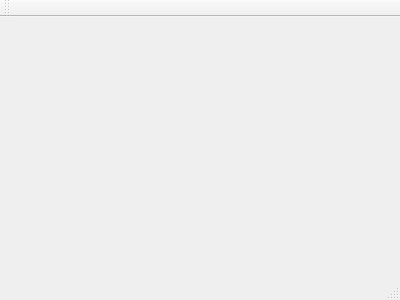
Qt form Lab5-Testing/mainwindow.ui (KashaVarya/SQ-YaPZ-) before a commit.
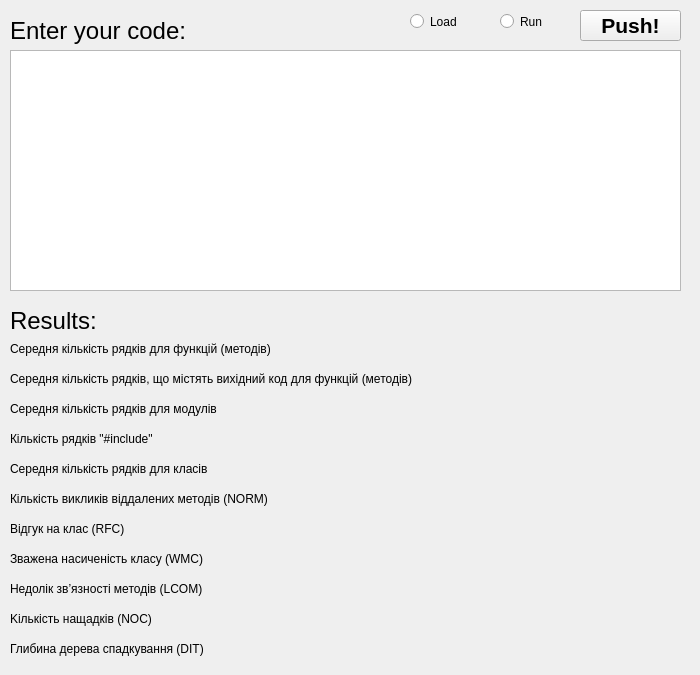
The same form after that commit.

What changed in the file:
```diff
--- a/Lab5-Testing/mainwindow.ui
+++ b/Lab5-Testing/mainwindow.ui
@@ -1,24 +1,402 @@
 <ui version="4.0">
  <class>MainWindow</class>
- <widget class="QMainWindow" name="MainWindow" >
-  <property name="geometry" >
+ <widget class="QMainWindow" name="MainWindow">
+  <property name="geometry">
    <rect>
     <x>0</x>
     <y>0</y>
-    <width>400</width>
-    <height>300</height>
+    <width>700</width>
+    <height>675</height>
    </rect>
   </property>
   <property name="windowTitle" >
    <string>MainWindow</string>
   </property>
-  <widget class="QMenuBar" name="menuBar" />
-  <widget class="QToolBar" name="mainToolBar" />
-  <widget class="QWidget" name="centralWidget" />
-  <widget class="QStatusBar" name="statusBar" />
+  <widget class="QWidget" name="centralWidget">
+   <widget class="QPlainTextEdit" name="plainTextEdit">
+    <property name="geometry">
+     <rect>
+      <x>10</x>
+      <y>50</y>
+      <width>671</width>
+      <height>241</height>
+     </rect>
+    </property>
+    <property name="plainText">
+     <string/>
+    </property>
+   </widget>
+   <widget class="QLabel" name="anlf">
+    <property name="geometry">
+     <rect>
+      <x>550</x>
+      <y>340</y>
+      <width>101</width>
+      <height>16</height>
+     </rect>
+    </property>
+    <property name="text">
+     <string/>
+    </property>
+   </widget>
+   <widget class="QLabel" name="anlc">
+    <property name="geometry">
+     <rect>
+      <x>550</x>
+      <y>370</y>
+      <width>101</width>
+      <height>16</height>
+     </rect>
+    </property>
+    <property name="text">
+     <string/>
+    </property>
+   </widget>
+   <widget class="QLabel" name="module">
+    <property name="geometry">
+     <rect>
+      <x>550</x>
+      <y>400</y>
+      <width>101</width>
+      <height>16</height>
+     </rect>
+    </property>
+    <property name="text">
+     <string/>
+    </property>
+   </widget>
+   <widget class="QLabel" name="inc">
+    <property name="geometry">
+     <rect>
+      <x>550</x>
+      <y>430</y>
+      <width>101</width>
+      <height>16</height>
+     </rect>
+    </property>
+    <property name="text">
+     <string/>
+    </property>
+   </widget>
+   <widget class="QLabel" name="norm">
+    <property name="geometry">
+     <rect>
+      <x>550</x>
+      <y>490</y>
+      <width>101</width>
+      <height>16</height>
+     </rect>
+    </property>
+    <property name="text">
+     <string/>
+    </property>
+   </widget>
+   <widget class="QLabel" name="rfc">
+    <property name="geometry">
+     <rect>
+      <x>550</x>
+      <y>520</y>
+      <width>101</width>
+      <height>16</height>
+     </rect>
+    </property>
+    <property name="text">
+     <string/>
+    </property>
+   </widget>
+   <widget class="QLabel" name="wmc">
+    <property name="geometry">
+     <rect>
+      <x>550</x>
+      <y>550</y>
+      <width>101</width>
+      <height>16</height>
+     </rect>
+    </property>
+    <property name="text">
+     <string/>
+    </property>
+   </widget>
+   <widget class="QLabel" name="lcom">
+    <property name="geometry">
+     <rect>
+      <x>550</x>
+      <y>580</y>
+      <width>101</width>
+      <height>16</height>
+     </rect>
+    </property>
+    <property name="text">
+     <string/>
+    </property>
+   </widget>
+   <widget class="QLabel" name="noc">
+    <property name="geometry">
+     <rect>
+      <x>550</x>
+      <y>610</y>
+      <width>101</width>
+      <height>16</height>
+     </rect>
+    </property>
+    <property name="text">
+     <string/>
+    </property>
+   </widget>
+   <widget class="QLabel" name="dit">
+    <property name="geometry">
+     <rect>
+      <x>550</x>
+      <y>640</y>
+      <width>101</width>
+      <height>16</height>
+     </rect>
+    </property>
+    <property name="text">
+     <string/>
+    </property>
+   </widget>
+   <widget class="QPushButton" name="result">
+    <property name="geometry">
+     <rect>
+      <x>580</x>
+      <y>10</y>
+      <width>101</width>
+      <height>31</height>
+     </rect>
+    </property>
+    <property name="font">
+     <font>
+      <pointsize>16</pointsize>
+      <weight>75</weight>
+      <bold>true</bold>
+     </font>
+    </property>
+    <property name="text">
+     <string>Push!</string>
+    </property>
+   </widget>
+   <widget class="QLabel" name="enter_code">
+    <property name="geometry">
+     <rect>
+      <x>10</x>
+      <y>10</y>
+      <width>191</width>
+      <height>41</height>
+     </rect>
+    </property>
+    <property name="font">
+     <font>
+      <pointsize>18</pointsize>
+     </font>
+    </property>
+    <property name="text">
+     <string>Enter your code:</string>
+    </property>
+   </widget>
+   <widget class="QLabel" name="results">
+    <property name="geometry">
+     <rect>
+      <x>10</x>
+      <y>300</y>
+      <width>191</width>
+      <height>41</height>
+     </rect>
+    </property>
+    <property name="font">
+     <font>
+      <pointsize>18</pointsize>
+     </font>
+    </property>
+    <property name="text">
+     <string>Results:</string>
+    </property>
+   </widget>
+   <widget class="QLabel" name="label_15">
+    <property name="geometry">
+     <rect>
+      <x>10</x>
+      <y>340</y>
+      <width>521</width>
+      <height>17</height>
+     </rect>
+    </property>
+    <property name="text">
+     <string>Середня кількість рядків для функцій (методів)</string>
+    </property>
+   </widget>
+   <widget class="QLabel" name="label_16">
+    <property name="geometry">
+     <rect>
+      <x>10</x>
+      <y>370</y>
+      <width>521</width>
+      <height>17</height>
+     </rect>
+    </property>
+    <property name="text">
+     <string>Cередня кількість рядків, що містять вихідний код для функцій (методів)</string>
+    </property>
+   </widget>
+   <widget class="QLabel" name="label_17">
+    <property name="geometry">
+     <rect>
+      <x>10</x>
+      <y>400</y>
+      <width>521</width>
+      <height>17</height>
+     </rect>
+    </property>
+    <property name="text">
+     <string>Cередня кількість рядків для модулів</string>
+    </property>
+   </widget>
+   <widget class="QLabel" name="label_18">
+    <property name="geometry">
+     <rect>
+      <x>10</x>
+      <y>430</y>
+      <width>521</width>
+      <height>17</height>
+     </rect>
+    </property>
+    <property name="text">
+     <string>Кількість рядків &quot;#include&quot;</string>
+    </property>
+   </widget>
+   <widget class="QLabel" name="label_19">
+    <property name="geometry">
+     <rect>
+      <x>10</x>
+      <y>490</y>
+      <width>521</width>
+      <height>17</height>
+     </rect>
+    </property>
+    <property name="text">
+     <string>Кількість викликів віддалених методів (NORM)</string>
+    </property>
+   </widget>
+   <widget class="QLabel" name="label_20">
+    <property name="geometry">
+     <rect>
+      <x>10</x>
+      <y>520</y>
+      <width>521</width>
+      <height>17</height>
+     </rect>
+    </property>
+    <property name="text">
+     <string>Відгук на клас (RFC)</string>
+    </property>
+   </widget>
+   <widget class="QLabel" name="label_21">
+    <property name="geometry">
+     <rect>
+      <x>10</x>
+      <y>550</y>
+      <width>521</width>
+      <height>17</height>
+     </rect>
+    </property>
+    <property name="text">
+     <string>Зважена насиченість класу (WMC)</string>
+    </property>
+   </widget>
+   <widget class="QLabel" name="label_23">
+    <property name="geometry">
+     <rect>
+      <x>10</x>
+      <y>580</y>
+      <width>521</width>
+      <height>17</height>
+     </rect>
+    </property>
+    <property name="text">
+     <string>Hедолік зв’язності методів (LCOM)</string>
+    </property>
+   </widget>
+   <widget class="QLabel" name="label_24">
+    <property name="geometry">
+     <rect>
+      <x>10</x>
+      <y>610</y>
+      <width>521</width>
+      <height>17</height>
+     </rect>
+    </property>
+    <property name="text">
+     <string>Kількість нащадків (NOC)</string>
+    </property>
+   </widget>
+   <widget class="QLabel" name="label_28">
+    <property name="geometry">
+     <rect>
+      <x>10</x>
+      <y>640</y>
+      <width>521</width>
+      <height>17</height>
+     </rect>
+    </property>
+    <property name="text">
+     <string>Глибина дерева спадкування (DIT)</string>
+    </property>
+   </widget>
+   <widget class="QLabel" name="label_22">
+    <property name="geometry">
+     <rect>
+      <x>10</x>
+      <y>460</y>
+      <width>521</width>
+      <height>17</height>
+     </rect>
+    </property>
+    <property name="text">
+     <string>Cередня кількість рядків для класів</string>
+    </property>
+   </widget>
+   <widget class="QLabel" name="class_2">
+    <property name="geometry">
+     <rect>
+      <x>550</x>
+      <y>460</y>
+      <width>101</width>
+      <height>16</height>
+     </rect>
+    </property>
+    <property name="text">
+     <string/>
+    </property>
+   </widget>
+   <widget class="QRadioButton" name="radioload">
+    <property name="geometry">
+     <rect>
+      <x>410</x>
+      <y>10</y>
+      <width>71</width>
+      <height>23</height>
+     </rect>
+    </property>
+    <property name="text">
+     <string>Load</string>
+    </property>
+   </widget>
+   <widget class="QRadioButton" name="radiorun">
+    <property name="geometry">
+     <rect>
+      <x>500</x>
+      <y>10</y>
+      <width>61</width>
+      <height>23</height>
+     </rect>
+    </property>
+    <property name="text">
+     <string>Run</string>
+    </property>
+   </widget>
+  </widget>
  </widget>
- <layoutDefault spacing="6" margin="11" />
- <pixmapfunction></pixmapfunction>
+ <layoutdefault spacing="6" margin="11"/>
  <resources/>
  <connections/>
 </ui>
```
Left out of the diff: 3 changed lines with no effect on the pictures.
